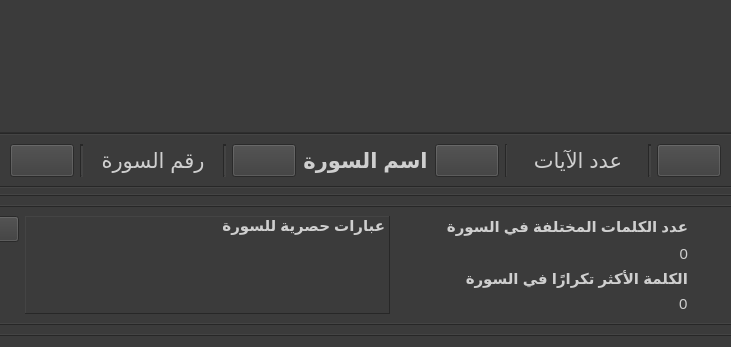
Above: gui/mushaf_view.ui from masalha-alaa/quran-counter before the change; both pictures show x 215 to 946 and y 533 to 880 of the 1161 by 880 pixel window. Below: the same form after it.
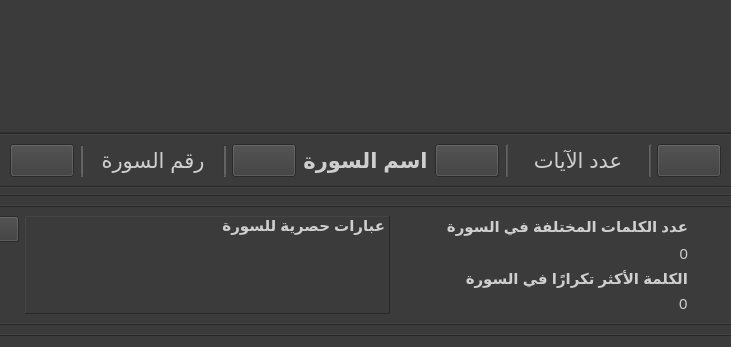
That is the form after the change. Icons and pictures are not drawn. Custom widgets are drawn as their Qt base class.

```diff
--- a/gui/mushaf_view.ui
+++ b/gui/mushaf_view.ui
@@ -467,7 +467,7 @@
           <item>
            <widget class="Line" name="line_7">
             <property name="styleSheet">
-             <string notr="true"/>
+             <string notr="true">background-color: #565656;</string>
             </property>
             <property name="lineWidth">
              <number>2</number>
@@ -493,7 +493,7 @@
           <item>
            <widget class="Line" name="line_6">
             <property name="styleSheet">
-             <string notr="true"/>
+             <string notr="true">background-color: #565656;</string>
             </property>
             <property name="lineWidth">
              <number>2</number>
@@ -559,7 +559,7 @@
           <item>
            <widget class="Line" name="line_5">
             <property name="styleSheet">
-             <string notr="true"/>
+             <string notr="true">background-color: #565656;</string>
             </property>
             <property name="orientation">
              <enum>Qt::Vertical</enum>
@@ -582,10 +582,10 @@
           <item>
            <widget class="Line" name="line">
             <property name="styleSheet">
-             <string notr="true"/>
+             <string notr="true">background-color: #565656;</string>
             </property>
             <property name="lineWidth">
-             <number>2</number>
+             <number>1</number>
             </property>
             <property name="orientation">
              <enum>Qt::Vertical</enum>
```
